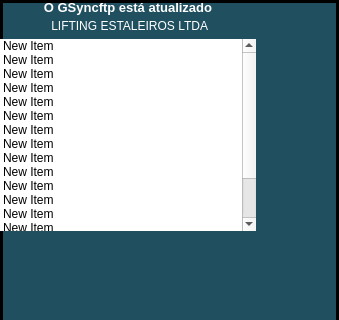
Qt form ui/TaskList.ui (VonLisboa/GSyncftp) before a commit; both pictures show x 0 to 339 and y 0 to 320 of the 339 by 537 pixel window.
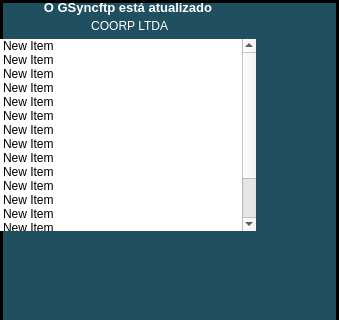
The same form after that commit.

Patch:
```diff
--- a/ui/TaskList.ui
+++ b/ui/TaskList.ui
@@ -109,7 +109,7 @@
          </font>
         </property>
         <property name="text">
-         <string> LIFTING ESTALEIROS LTDA</string>
+         <string> COORP LTDA</string>
         </property>
         <property name="textFormat">
          <enum>Qt::AutoText</enum>
```
